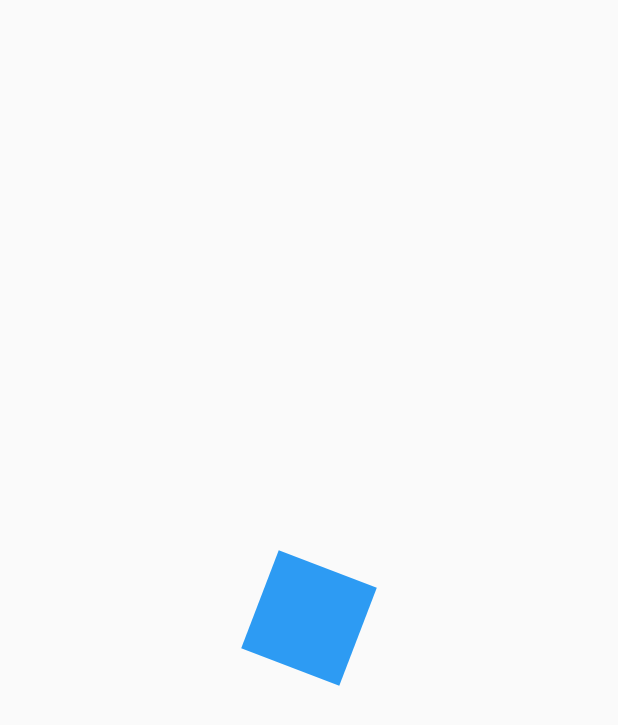
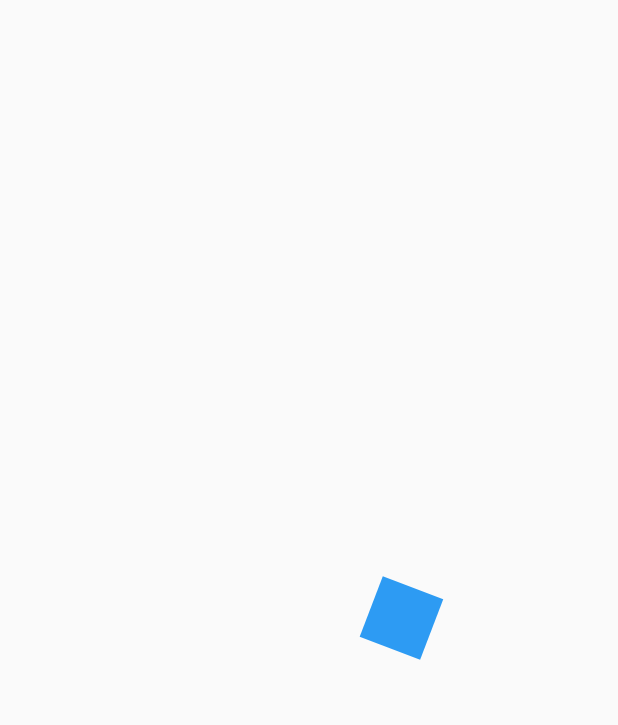
Before and after one commit to JosueHernandezR/disenios_ux_ui_flutter, a Flutter app: the first screen one second after launch, on a phone screen of 412 x 824 dp. Shown: the top 725 px of the screen. Run offline on Flutter 3.47's test engine with Material 2 defaults, Android fonts, the phone set to English and light mode, and no system bars.

Commit message:
opacidad, mover y agrandar

```diff
--- a/custom_painter/lib/src/pages/animaciones_page.dart
+++ b/custom_painter/lib/src/pages/animaciones_page.dart
@@ -26,6 +26,9 @@ class _CuadradoAnimadoState extends State<CuadradoAnimado>
   // Animación
   Animation<double> rotacion;
   Animation<double> opacidad;
+  Animation<double> opacidadOut;
+  Animation<double> moverDerecha;
+  Animation<double> agrandar;
 
   @override
   void initState() {
@@ -60,12 +63,43 @@ class _CuadradoAnimadoState extends State<CuadradoAnimado>
       ),
     );
 
+    opacidadOut = Tween(begin: 0.0, end: 1.0).animate(
+      CurvedAnimation(
+        parent: controller,
+        // El intervalo va desde el 0 al 100% de la duración total
+        // 0 a 1
+        curve: Interval(
+          0.75,
+          1.0,
+          curve: Curves.easeOut,
+        ),
+      ),
+    );
+
+    //Mover el cuadrado a la derecha
+    moverDerecha = Tween(begin: 0.0, end: 200.0).animate(
+      CurvedAnimation(
+        parent: controller,
+        curve: Curves.easeOut,
+      ),
+    );
+
+    // Expandir el cuadrado
+    // 2 veces el tamaño original
+    agrandar = Tween(begin: 0.0, end: 2.0).animate(
+      CurvedAnimation(
+        parent: controller,
+        curve: Curves.easeOut,
+      ),
+    );
+
     //Escucha que es lo que pasa en todas las etapas de la animación.
     controller.addListener(
       () {
+        // print('Status: ${controller.status}');
         if (controller.status == AnimationStatus.completed) {
-          // controller.reverse();
-          controller.reset();
+          //controller.reverse();
+          controller.repeat();
         }
       },
     );
@@ -87,11 +121,17 @@ class _CuadradoAnimadoState extends State<CuadradoAnimado>
       animation: controller,
       child: _Rectangulo(),
       builder: (BuildContext context, Widget childRectangulo) {
-        return Transform.rotate(
-          angle: rotacion.value,
-          child: Opacity(
-            opacity: opacidad.value,
-            child: childRectangulo,
+        return Transform.translate(
+          offset: Offset(moverDerecha.value, 0),
+          child: Transform.rotate(
+            angle: rotacion.value,
+            child: Opacity(
+              opacity: opacidad.value - opacidadOut.value,
+              child: Transform.scale(
+                scale: agrandar.value,
+                child: childRectangulo,
+              ),
+            ),
           ),
         );
       },
```
